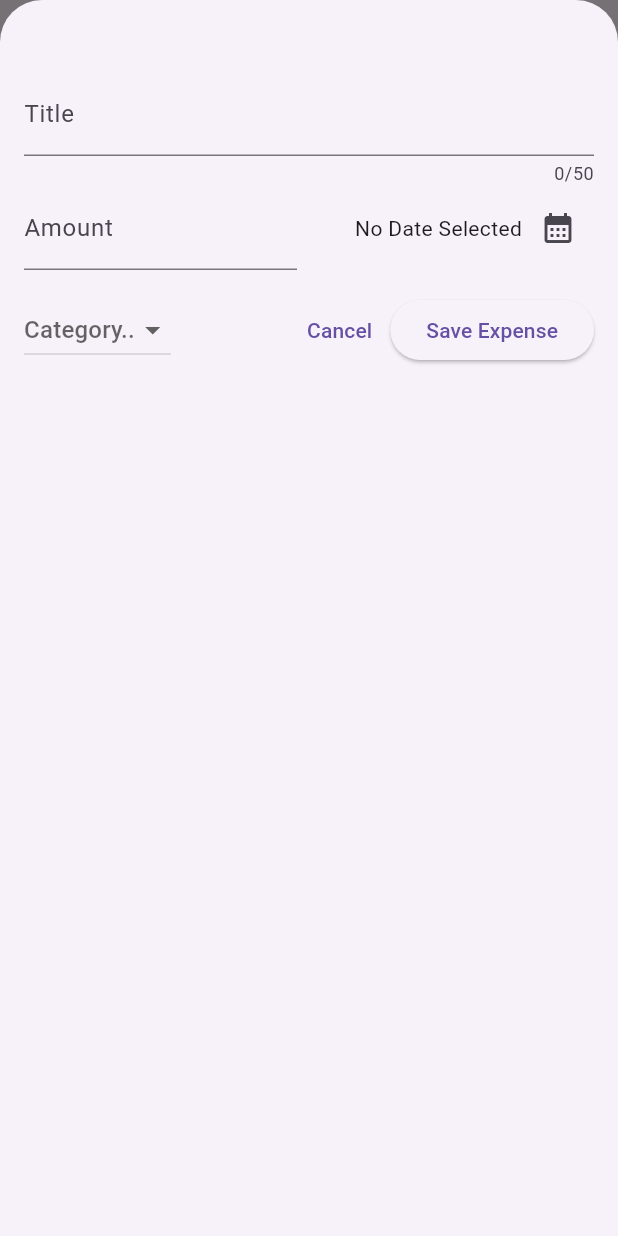
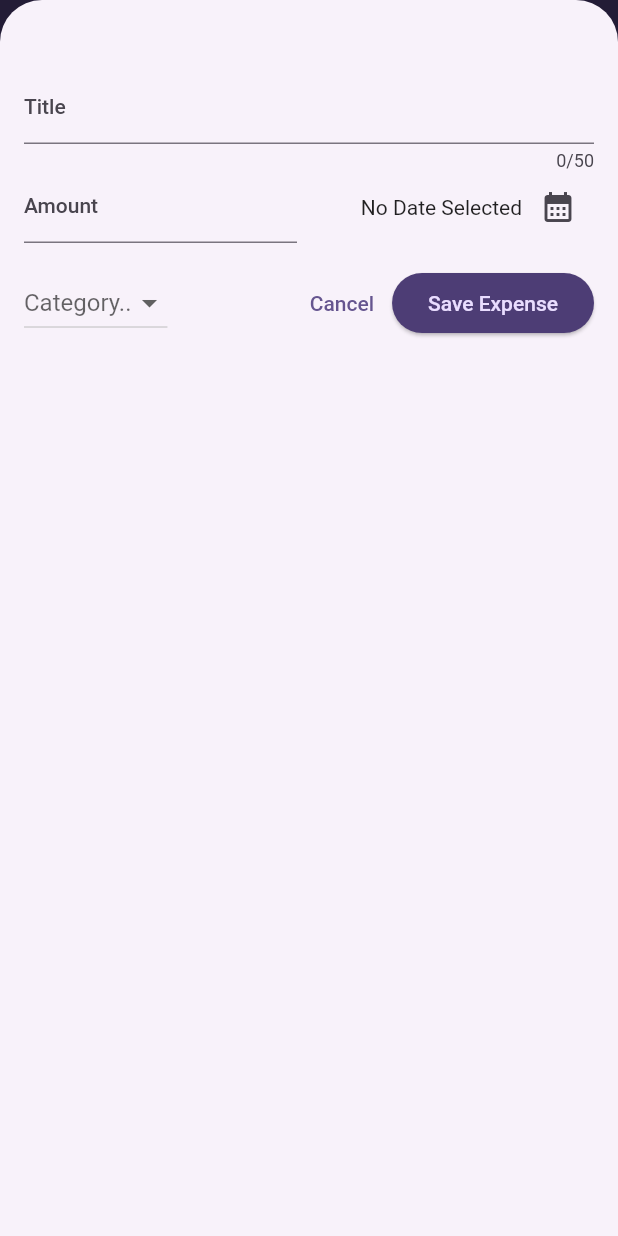
Before and after one commit to fantasy-art/expense_tracker, a Flutter app: the screen it shows after launch, after a tap on the "add" icon, on a phone screen of 412 x 824 dp. Run offline on Flutter 3.47's test engine with Material 2 defaults, Android fonts, the phone set to English and light mode, and no system bars.

Commit message:
edit theme color

```diff
--- a/lib/main.dart
+++ b/lib/main.dart
@@ -1,11 +1,37 @@
 import 'package:expense_tracker/views/expenses_view.dart';
 import 'package:flutter/material.dart';
+
+var kColorScheme =
+    ColorScheme.fromSeed(seedColor: const Color.fromARGB(255, 96, 59, 181));
 
 void main() {
   runApp(
     MaterialApp(
       debugShowCheckedModeBanner: false,
-      theme: ThemeData(useMaterial3: true),
+      theme: ThemeData().copyWith(
+          useMaterial3: true,
+          colorScheme: kColorScheme,
+          appBarTheme: const AppBarTheme().copyWith(
+            backgroundColor: kColorScheme.onPrimaryContainer,
+            foregroundColor: kColorScheme.primaryContainer,
+          ),
+          cardTheme: const CardTheme().copyWith(
+            color: kColorScheme.secondaryContainer,
+          ),
+          elevatedButtonTheme: ElevatedButtonThemeData(
+              style: ElevatedButton.styleFrom(
+                  backgroundColor: kColorScheme.onPrimaryContainer,
+                  foregroundColor: kColorScheme.primaryContainer)),
+          textTheme: ThemeData().textTheme.copyWith(
+                titleLarge: TextStyle(
+                    fontWeight: FontWeight.normal,
+                    color: kColorScheme.onSecondaryContainer,
+                    fontSize: 18),
+                headlineMedium: TextStyle(
+                    fontWeight: FontWeight.bold,
+                    color: kColorScheme.onPrimaryContainer,
+                    fontSize: 30),
+              )),
       home: const ExpensesView(),
     ),
   );
--- a/lib/views/expenses_view.dart
+++ b/lib/views/expenses_view.dart
@@ -1,3 +1,4 @@
+import 'package:expense_tracker/main.dart';
 import 'package:flutter/material.dart';
 
 import 'package:expense_tracker/widgets/expenses/expenses_list.dart';
@@ -47,6 +48,7 @@ class _ExpensesViewState extends State<ExpensesView> {
     });
     ScaffoldMessenger.of(context).clearSnackBars();
     ScaffoldMessenger.of(context).showSnackBar(SnackBar(
+      backgroundColor: kColorScheme.onPrimaryContainer,
       duration: const Duration(seconds: 3),
       content: Text('Expense Deleted (${expense.title})'),
       action: SnackBarAction(
@@ -82,7 +84,8 @@ class _ExpensesViewState extends State<ExpensesView> {
       ),
       body: Column(
         children: [
-          const Text('The Chart', style: TextStyle(fontSize: 30)),
+          const SizedBox(height: 16),
+          Text('The Chart', style: Theme.of(context).textTheme.headlineMedium),
           const SizedBox(height: 16),
           mainContent,
         ],
--- a/lib/widgets/expenses/expenses_item.dart
+++ b/lib/widgets/expenses/expenses_item.dart
@@ -9,21 +9,21 @@ class ExpenseItem extends StatelessWidget {
   @override
   Widget build(BuildContext context) {
     return Card(
-        margin: const EdgeInsets.symmetric(horizontal: 20, vertical: 5),
+        margin: const EdgeInsets.symmetric(horizontal: 20, vertical: 10),
         child: Padding(
           padding: const EdgeInsets.symmetric(horizontal: 20, vertical: 10),
           child: Column(
             children: [
-              Text(
-                idExpense.toString(),
-                textAlign: TextAlign.center,
-                style:
-                    const TextStyle(fontSize: 16, fontWeight: FontWeight.bold),
+              CircleAvatar(
+                backgroundColor: Colors.white,
+                child: Text(
+                  idExpense.toString(),
+                  style: Theme.of(context).textTheme.titleLarge,
+                ),
               ),
               Text(
                 expense.title,
-                style:
-                    const TextStyle(fontSize: 16, fontWeight: FontWeight.bold),
+                style: Theme.of(context).textTheme.titleLarge,
               ),
               const Divider(),
               const SizedBox(height: 4),
--- a/lib/widgets/expenses/expenses_list.dart
+++ b/lib/widgets/expenses/expenses_list.dart
@@ -17,6 +17,13 @@ class ExpensesList extends StatelessWidget {
       child: ListView.builder(
         itemCount: expenses.length,
         itemBuilder: (context, index) => Dismissible(
+          background: Container(
+            margin: const EdgeInsets.symmetric(horizontal: 20),
+            decoration: BoxDecoration(
+                color: Theme.of(context).colorScheme.error.withOpacity(0.7),
+                borderRadius: BorderRadius.circular(16)),
+            child: const Text('Delete'),
+          ),
           key: ValueKey(expenses[index]),
           onDismissed: (direction) => onRemoveExpense(expenses[index]),
           child: ExpenseItem(
```
